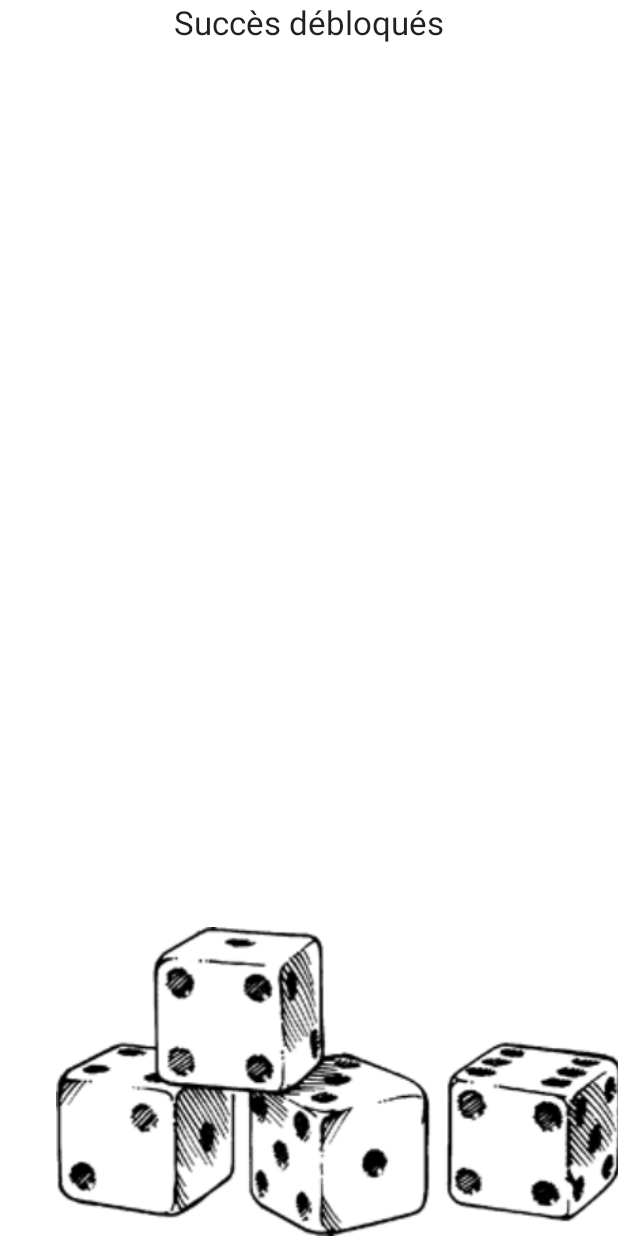
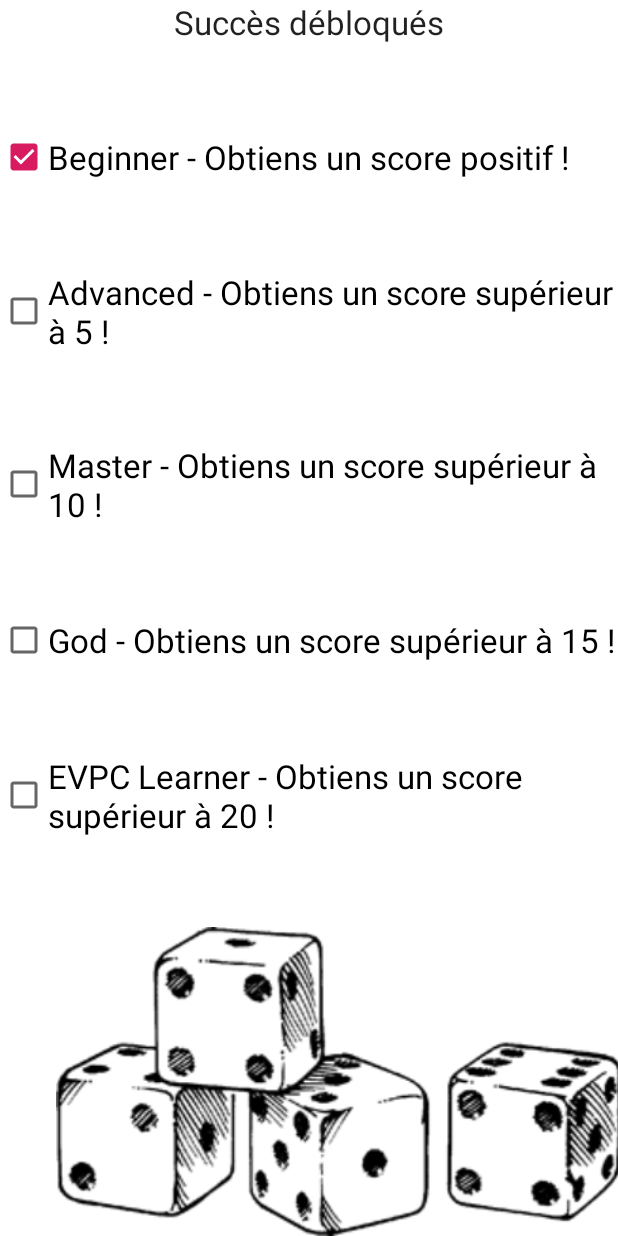
Before and after one commit to ly-abdourahamane/DiceRoll, an Android app: the AchievementsActivity screen opened directly, with no data from a screen before it, on a phone screen of 412 x 824 dp. Run offline under Robolectric (Android 15) with nearby library versions, the phone set to English and light mode, and no system bars.

Commit message:
add achievements

```diff
--- a/app/src/main/java/com/android/diceroll/AchievementsActivity.java
+++ b/app/src/main/java/com/android/diceroll/AchievementsActivity.java
@@ -1,7 +1,11 @@
 package com.android.diceroll;
 
+import android.content.Context;
+import android.content.SharedPreferences;
 import android.support.v7.app.AppCompatActivity;
 import android.os.Bundle;
+import android.widget.CheckBox;
+import android.widget.TextView;
 
 public class AchievementsActivity extends AppCompatActivity {
 
@@ -9,5 +13,33 @@ public class AchievementsActivity extends AppCompatActivity {
     protected void onCreate(Bundle savedInstanceState) {
         super.onCreate(savedInstanceState);
         setContentView(R.layout.activity_achievements);
+
+        SharedPreferences sharedPref =
+                getApplicationContext().getSharedPreferences("TheFileName", Context.MODE_PRIVATE);
+        int musicState = sharedPref.getInt("score", 0);
+        if (musicState >= 0){
+            CheckBox c1 = findViewById(R.id.checkBox1);
+            c1.setChecked(true);
+        }
+        if (musicState >= 5){
+            CheckBox c1 = findViewById(R.id.checkBox2);
+            c1.setChecked(true);
+
+        }
+        if (musicState >= 10){
+            CheckBox c1 = findViewById(R.id.checkBox3);
+            c1.setChecked(true);
+
+        }
+        if (musicState >= 15){
+            CheckBox c1 = findViewById(R.id.checkBox4);
+            c1.setChecked(true);
+
+        }
+        if (musicState >= 20){
+            CheckBox c1 = findViewById(R.id.checkBox5);
+            c1.setChecked(true);
+
+        }
     }
 }
--- a/app/src/main/res/layout/activity_achievements.xml
+++ b/app/src/main/res/layout/activity_achievements.xml
@@ -28,6 +28,71 @@
             android:layout_height="wrap_content"
             android:layout_weight="1" />
 
+        <CheckBox
+            android:id="@+id/checkBox1"
+            android:layout_width="match_parent"
+            android:layout_height="wrap_content"
+            android:clickable="false"
+            android:text="Beginner - Obtiens un score positif !"
+            android:textAppearance="@android:style/TextAppearance.Material.Large" />
+
+        <Space
+            android:layout_width="match_parent"
+            android:layout_height="wrap_content"
+            android:layout_weight="1" />
+
+        <CheckBox
+            android:id="@+id/checkBox2"
+            android:layout_width="match_parent"
+            android:layout_height="wrap_content"
+            android:clickable="false"
+            android:text="Advanced - Obtiens un score supérieur à 5 !"
+            android:textAppearance="@android:style/TextAppearance.Material.Large" />
+
+        <Space
+            android:layout_width="match_parent"
+            android:layout_height="wrap_content"
+            android:layout_weight="1" />
+
+        <CheckBox
+            android:id="@+id/checkBox3"
+            android:layout_width="match_parent"
+            android:layout_height="wrap_content"
+            android:clickable="false"
+            android:text="Master - Obtiens un score supérieur à 10 !"
+            android:textAppearance="@android:style/TextAppearance.Material.Large" />
+
+        <Space
+            android:layout_width="match_parent"
+            android:layout_height="wrap_content"
+            android:layout_weight="1" />
+
+        <CheckBox
+            android:id="@+id/checkBox4"
+            android:layout_width="match_parent"
+            android:layout_height="wrap_content"
+            android:clickable="false"
+            android:text="God - Obtiens un score supérieur à 15 !"
+            android:textAppearance="@android:style/TextAppearance.Material.Large" />
+
+        <Space
+            android:layout_width="match_parent"
+            android:layout_height="wrap_content"
+            android:layout_weight="1" />
+
+        <CheckBox
+            android:id="@+id/checkBox5"
+            android:layout_width="match_parent"
+            android:layout_height="wrap_content"
+            android:clickable="false"
+            android:text="EVPC Learner - Obtiens un score supérieur à 20 !"
+            android:textAppearance="@android:style/TextAppearance.Material.Large" />
+
+        <Space
+            android:layout_width="match_parent"
+            android:layout_height="wrap_content"
+            android:layout_weight="1" />
+
         <ImageView
             android:id="@+id/imageView"
             android:layout_width="453dp"
```
